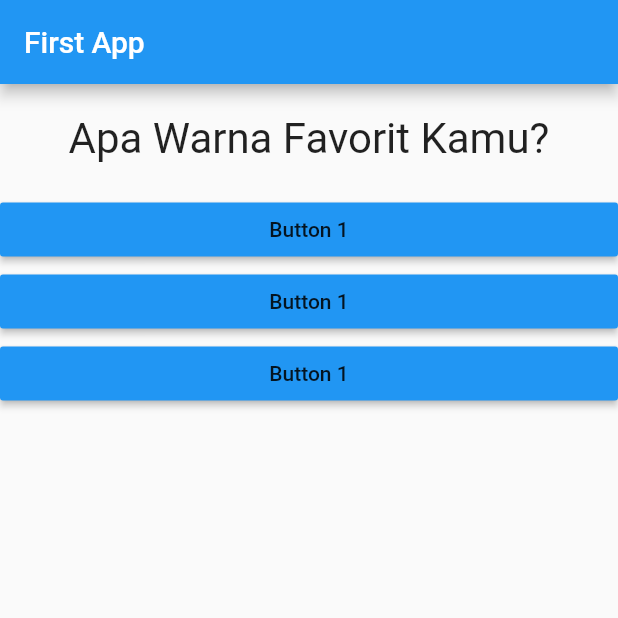
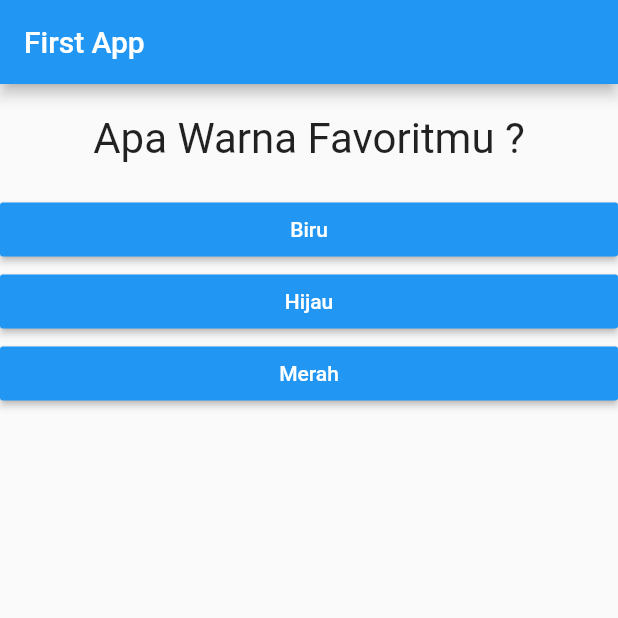
Before and after one commit to lemanfoetra/flutter-quize, a Flutter app: the screen it shows after launch, on a phone screen of 412 x 824 dp, the top half of it. Run offline on Flutter 3.47's test engine with Material 2 defaults, Android fonts, the phone set to English and light mode, and no system bars.

Commit message:
Mapping List Widget (Disini kamu akan mengetahui penggunaan spread operator pada list)

```diff
--- a/lib/answer.dart
+++ b/lib/answer.dart
@@ -4,8 +4,8 @@ import 'package:flutter/material.dart';
 class Answer extends StatelessWidget {
 
   final Function questionFunction;
-
-  Answer(this.questionFunction);
+  final String jawaban;
+  Answer(this.questionFunction, this.jawaban);
 
   @override
   Widget build(BuildContext context) {
@@ -13,8 +13,9 @@ class Answer extends StatelessWidget {
       width: double.infinity,
       child:
             RaisedButton(
+              textColor: Colors.white,
               color: Colors.blue,
-              child: Text('Button 1'),
+              child: Text(jawaban),
               onPressed: questionFunction
             ),
     );
--- a/lib/main.dart
+++ b/lib/main.dart
@@ -16,26 +16,18 @@ class _MyAppState extends State<MyApp> {
 	int questionIndex = 0;
 
 	var question = [
-		"Apa Warna Favorit Kamu? ",
-		"Apa Makanan Kesukaan Kamu ?",
-		"Apa Film Kesukaan Kamu ?",
+		{ 'questionText': 'Apa Warna Favoritmu ?', 'answers' : ['Biru', 'Hijau', 'Merah'] },
+    { 'questionText': 'Sipa Guru Favoritmu ?', 'answers' : ['Leman', 'Leman', 'Leman'] },
 	];
 
-	void nextQuestion() {
-		setState(() {
-			if (questionIndex < (question.length - 1)) {
-				questionIndex = questionIndex + 1;
-			}
-		});
-	}
 
-	void backQuestion() {
-		setState(() {
-			if (questionIndex > 0) {
-				questionIndex = questionIndex - 1;
-			}
-		});
-	}
+  void answerQuestion(){
+    setState(() {
+      if(questionIndex < (question.length - 1) ) {
+        questionIndex = questionIndex + 1;
+      }
+    });
+  }
 
 	@override
 	Widget build(BuildContext context) {
@@ -47,11 +39,12 @@ class _MyAppState extends State<MyApp> {
 				body: Column(
 					children: <Widget>[
 						Question(
-							question[questionIndex]
+							question[questionIndex]['questionText']
 						),
-            Answer(nextQuestion),
-						Answer(nextQuestion),
-					  Answer(nextQuestion)
+            ...(question[questionIndex]['answers'] as List<String>).map((jawaban) {
+              return Answer(answerQuestion, jawaban);
+            }).toList(),
+
 					],
 				),
 			),
```
